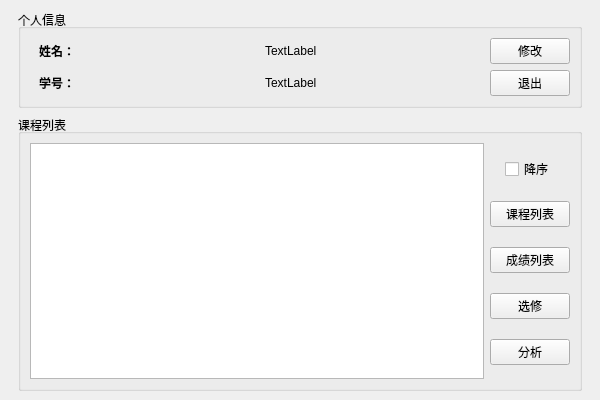
First picture: the form in ui/home.ui, repository fanenr/cxx-DB-client, before the edit.
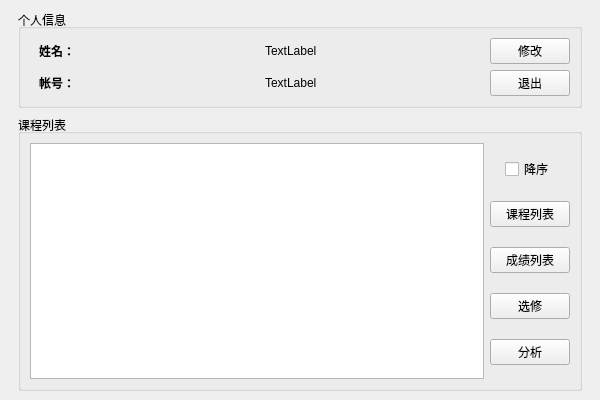
Second picture: the form after the edit.

Patch:
```diff
--- a/ui/home.ui
+++ b/ui/home.ui
@@ -69,7 +69,7 @@
             </font>
            </property>
            <property name="text">
-            <string>学号：</string>
+            <string>帐号：</string>
            </property>
           </widget>
          </item>
```
